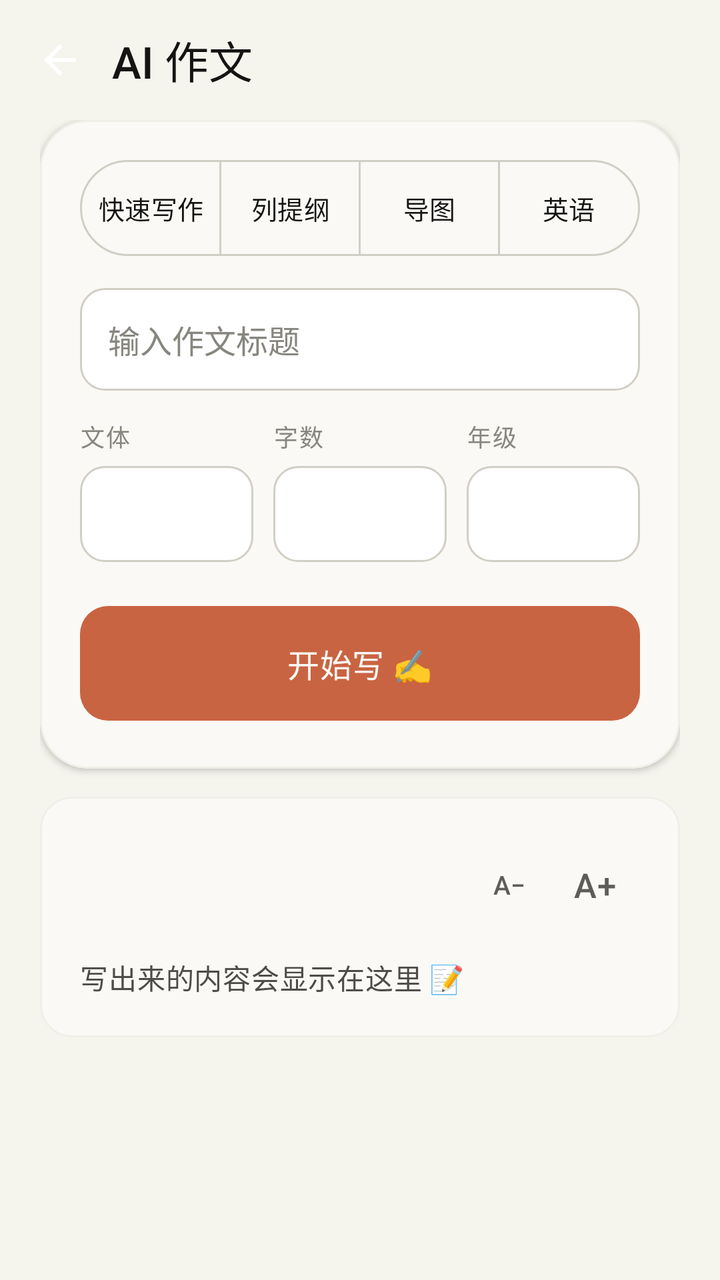
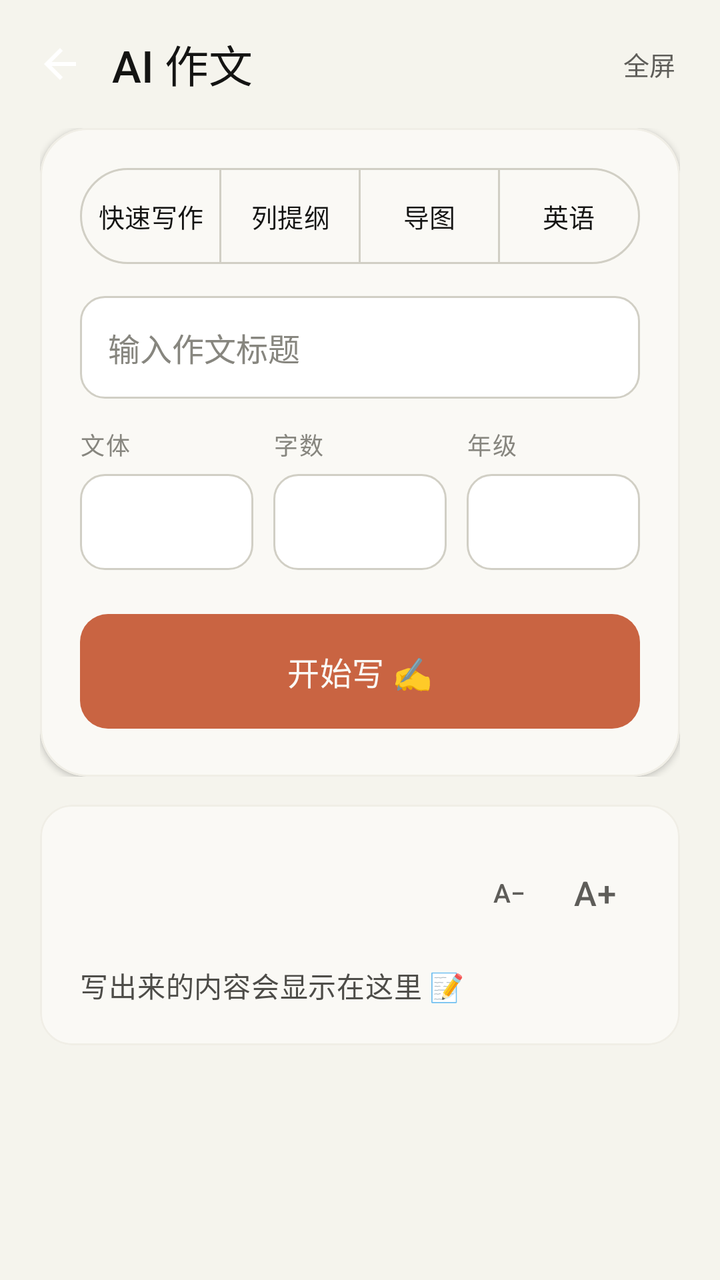

An Android layout rendered at two revisions. The XML below is the earlier revision; the diff shows what the commit changed to produce the second picture.
<!-- AndroidManifest.xml: application theme Theme.FlashSearch -->
<!-- res/layout/activity_essay.xml -->
<?xml version="1.0" encoding="utf-8"?>
<LinearLayout xmlns:android="http://schemas.android.com/apk/res/android"
    xmlns:app="http://schemas.android.com/apk/res-auto"
    android:id="@+id/root"
    android:layout_width="match_parent"
    android:layout_height="match_parent"
    android:background="?android:attr/colorBackground"
    android:orientation="vertical">

    
    <LinearLayout
        android:layout_width="match_parent"
        android:layout_height="wrap_content"
        android:gravity="center_vertical"
        android:orientation="horizontal"
        android:paddingStart="8dp"
        android:paddingTop="8dp"
        android:paddingEnd="12dp"
        android:paddingBottom="8dp">

        <ImageButton
            android:id="@+id/backButton"
            android:layout_width="44dp"
            android:layout_height="44dp"
            android:background="?attr/selectableItemBackgroundBorderless"
            android:contentDescription="@string/action_close"
            android:padding="10dp"
            android:src="@drawable/ic_arrow_back" />

        <TextView
            android:layout_width="0dp"
            android:layout_height="wrap_content"
            android:layout_marginStart="4dp"
            android:layout_weight="1"
            android:text="@string/essay_title"
            android:textAppearance="@style/TextAppearance.FlashSearch.Serif.Title" />

        <com.google.android.material.button.MaterialButton
            android:id="@+id/copyButton"
            style="@style/Widget.FlashSearch.TextButton"
            android:layout_width="wrap_content"
            android:layout_height="wrap_content"
            android:text="@string/essay_action_copy"
            android:visibility="gone" />
    </LinearLayout>

    <androidx.core.widget.NestedScrollView
        android:layout_width="match_parent"
        android:layout_height="0dp"
        android:layout_weight="1"
        android:fillViewport="true">

        <LinearLayout
            android:layout_width="match_parent"
            android:layout_height="wrap_content"
            android:orientation="vertical"
            android:paddingStart="20dp"
            android:paddingEnd="20dp"
            android:paddingBottom="24dp">

            
            <com.google.android.material.card.MaterialCardView
                style="@style/Widget.FlashSearch.Card.Hero"
                android:layout_width="match_parent"
                android:layout_height="wrap_content">

                <LinearLayout
                    android:layout_width="match_parent"
                    android:layout_height="wrap_content"
                    android:orientation="vertical"
                    android:padding="20dp">

                    <com.google.android.material.button.MaterialButtonToggleGroup
                        android:id="@+id/modeGroup"
                        android:layout_width="match_parent"
                        android:layout_height="wrap_content"
                        app:selectionRequired="true"
                        app:singleSelection="true">

                        <com.google.android.material.button.MaterialButton
                            android:id="@+id/modeQuick"
                            style="@style/Widget.Material3.Button.OutlinedButton"
                            android:layout_width="0dp"
                            android:layout_height="wrap_content"
                            android:layout_weight="1"
                            android:insetTop="0dp"
                            android:insetBottom="0dp"
                            android:minWidth="0dp"
                            android:paddingStart="4dp"
                            android:paddingEnd="4dp"
                            android:text="@string/essay_mode_quick"
                            android:textSize="13sp" />

                        <com.google.android.material.button.MaterialButton
                            android:id="@+id/modeThinking"
                            style="@style/Widget.Material3.Button.OutlinedButton"
                            android:layout_width="0dp"
                            android:layout_height="wrap_content"
                            android:layout_weight="1"
                            android:insetTop="0dp"
                            android:insetBottom="0dp"
                            android:minWidth="0dp"
                            android:paddingStart="4dp"
                            android:paddingEnd="4dp"
                            android:text="@string/essay_mode_thinking"
                            android:textSize="13sp" />

                        <com.google.android.material.button.MaterialButton
                            android:id="@+id/modeMap"
                            style="@style/Widget.Material3.Button.OutlinedButton"
                            android:layout_width="0dp"
                            android:layout_height="wrap_content"
                            android:layout_weight="1"
                            android:insetTop="0dp"
                            android:insetBottom="0dp"
                            android:minWidth="0dp"
                            android:paddingStart="4dp"
                            android:paddingEnd="4dp"
                            android:text="@string/essay_mode_map"
                            android:textSize="13sp" />

                        <com.google.android.material.button.MaterialButton
                            android:id="@+id/modeEnglish"
                            style="@style/Widget.Material3.Button.OutlinedButton"
                            android:layout_width="0dp"
                            android:layout_height="wrap_content"
                            android:layout_weight="1"
                            android:insetTop="0dp"
                            android:insetBottom="0dp"
                            android:minWidth="0dp"
                            android:paddingStart="4dp"
                            android:paddingEnd="4dp"
                            android:text="@string/essay_mode_english"
                            android:textSize="13sp" />
                    </com.google.android.material.button.MaterialButtonToggleGroup>

                    <EditText
                        android:id="@+id/titleInput"
                        android:layout_width="match_parent"
                        android:layout_height="wrap_content"
                        android:layout_marginTop="16dp"
                        android:background="@drawable/bg_input"
                        android:hint="@string/essay_hint_title"
                        android:imeOptions="actionDone"
                        android:inputType="text"
                        android:maxLines="1"
                        android:paddingStart="14dp"
                        android:paddingTop="14dp"
                        android:paddingEnd="14dp"
                        android:paddingBottom="14dp"
                        android:textColor="@color/near_black"
                        android:textColorHint="@color/stone_gray"
                        android:textSize="16sp"
                        android:importantForAutofill="no" />

                    <TextView
                        android:id="@+id/queryTypeLabel"
                        android:layout_width="match_parent"
                        android:layout_height="wrap_content"
                        android:layout_marginTop="10dp"
                        android:textAppearance="@style/TextAppearance.FlashSearch.Label"
                        android:visibility="gone" />

                    <LinearLayout
                        android:layout_width="match_parent"
                        android:layout_height="wrap_content"
                        android:layout_marginTop="14dp"
                        android:orientation="horizontal">

                        <LinearLayout
                            android:layout_width="0dp"
                            android:layout_height="wrap_content"
                            android:layout_weight="1"
                            android:orientation="vertical">

                            <TextView
                                android:layout_width="wrap_content"
                                android:layout_height="wrap_content"
                                android:text="@string/essay_label_genre"
                                android:textAppearance="@style/TextAppearance.FlashSearch.Label" />

                            <Spinner
                                android:id="@+id/genreSpinner"
                                android:layout_width="match_parent"
                                android:layout_height="wrap_content"
                                android:layout_marginTop="6dp"
                                android:background="@drawable/bg_input"
                                android:minHeight="48dp" />
                        </LinearLayout>

                        <LinearLayout
                            android:layout_width="0dp"
                            android:layout_height="wrap_content"
                            android:layout_marginStart="10dp"
                            android:layout_weight="1"
                            android:orientation="vertical">

                            <TextView
                                android:layout_width="wrap_content"
                                android:layout_height="wrap_content"
                                android:text="@string/essay_label_word_count"
                                android:textAppearance="@style/TextAppearance.FlashSearch.Label" />

                            <Spinner
                                android:id="@+id/wordCountSpinner"
                                android:layout_width="match_parent"
                                android:layout_height="wrap_content"
                                android:layout_marginTop="6dp"
                                android:background="@drawable/bg_input"
                                android:minHeight="48dp" />
                        </LinearLayout>

                        <LinearLayout
                            android:layout_width="0dp"
                            android:layout_height="wrap_content"
                            android:layout_marginStart="10dp"
                            android:layout_weight="1"
                            android:orientation="vertical">

                            <TextView
                                android:layout_width="wrap_content"
                                android:layout_height="wrap_content"
                                android:text="@string/essay_label_grade"
                                android:textAppearance="@style/TextAppearance.FlashSearch.Label" />

                            <Spinner
                                android:id="@+id/gradeSpinner"
                                android:layout_width="match_parent"
                                android:layout_height="wrap_content"
                                android:layout_marginTop="6dp"
                                android:background="@drawable/bg_input"
                                android:minHeight="48dp" />
                        </LinearLayout>
                    </LinearLayout>

                    <com.google.android.material.button.MaterialButton
                        android:id="@+id/generateButton"
                        style="@style/Widget.FlashSearch.PrimaryButton"
                        android:layout_width="match_parent"
                        android:layout_height="wrap_content"
                        android:layout_marginTop="18dp"
                        android:text="@string/essay_action_generate" />
                </LinearLayout>
            </com.google.android.material.card.MaterialCardView>

            
            <com.google.android.material.card.MaterialCardView
                android:id="@+id/outlineCard"
                style="@style/Widget.FlashSearch.Card"
                android:layout_width="match_parent"
                android:layout_height="wrap_content"
                android:layout_marginTop="14dp"
                android:visibility="gone">

                <LinearLayout
                    android:layout_width="match_parent"
                    android:layout_height="wrap_content"
                    android:orientation="vertical"
                    android:padding="20dp">

                    <TextView
                        android:layout_width="wrap_content"
                        android:layout_height="wrap_content"
                        android:text="@string/essay_outline_title"
                        android:textAppearance="@style/TextAppearance.FlashSearch.Serif.Section" />

                    <TextView
                        android:id="@+id/outlineText"
                        android:layout_width="match_parent"
                        android:layout_height="wrap_content"
                        android:layout_marginTop="10dp"
                        android:textAppearance="@style/TextAppearance.FlashSearch.Body"
                        android:textColor="@color/charcoal_warm" />

                    <com.google.android.material.button.MaterialButton
                        android:id="@+id/writeFromOutlineButton"
                        style="@style/Widget.FlashSearch.SecondaryButton"
                        android:layout_width="match_parent"
                        android:layout_height="wrap_content"
                        android:layout_marginTop="14dp"
                        android:text="@string/essay_action_write_from_outline" />
                </LinearLayout>
            </com.google.android.material.card.MaterialCardView>

            
            <com.google.android.material.card.MaterialCardView
                style="@style/Widget.FlashSearch.Card"
                android:layout_width="match_parent"
                android:layout_height="wrap_content"
                android:layout_marginTop="14dp">

                <LinearLayout
                    android:layout_width="match_parent"
                    android:layout_height="wrap_content"
                    android:orientation="vertical"
                    android:padding="20dp">

                    <LinearLayout
                        android:layout_width="match_parent"
                        android:layout_height="wrap_content"
                        android:gravity="center_vertical"
                        android:orientation="horizontal">

                        <ProgressBar
                            android:id="@+id/progress"
                            style="?android:attr/progressBarStyleSmall"
                            android:layout_width="16dp"
                            android:layout_height="16dp"
                            android:layout_marginEnd="8dp"
                            android:indeterminateTint="@color/terracotta"
                            android:visibility="gone" />

                        <TextView
                            android:id="@+id/statusLabel"
                            android:layout_width="0dp"
                            android:layout_height="wrap_content"
                            android:layout_weight="1"
                            android:textAppearance="@style/TextAppearance.FlashSearch.Label" />

                        <com.google.android.material.button.MaterialButton
                            android:id="@+id/fontSmallerButton"
                            style="@style/Widget.FlashSearch.TextButton"
                            android:layout_width="wrap_content"
                            android:layout_height="wrap_content"
                            android:contentDescription="@string/essay_font_smaller"
                            android:insetTop="0dp"
                            android:insetBottom="0dp"
                            android:minWidth="0dp"
                            android:paddingStart="12dp"
                            android:paddingEnd="12dp"
                            android:text="@string/essay_font_smaller"
                            android:textSize="13sp" />

                        <com.google.android.material.button.MaterialButton
                            android:id="@+id/fontLargerButton"
                            style="@style/Widget.FlashSearch.TextButton"
                            android:layout_width="wrap_content"
                            android:layout_height="wrap_content"
                            android:contentDescription="@string/essay_font_larger"
                            android:insetTop="0dp"
                            android:insetBottom="0dp"
                            android:minWidth="0dp"
                            android:paddingStart="12dp"
                            android:paddingEnd="12dp"
                            android:text="@string/essay_font_larger"
                            android:textSize="17sp" />
                    </LinearLayout>

                    <TextView
                        android:id="@+id/resultTitle"
                        android:layout_width="match_parent"
                        android:layout_height="wrap_content"
                        android:layout_marginTop="14dp"
                        android:textAppearance="@style/TextAppearance.FlashSearch.Serif.Title"
                        android:visibility="gone" />

                    <TextView
                        android:id="@+id/resultText"
                        android:layout_width="match_parent"
                        android:layout_height="wrap_content"
                        android:layout_marginTop="12dp"
                        android:lineSpacingMultiplier="1.7"
                        android:text="@string/essay_empty_result"
                        android:textAppearance="@style/TextAppearance.FlashSearch.Body"
                        android:textColor="@color/charcoal_warm"
                        android:textIsSelectable="true" />
                </LinearLayout>
            </com.google.android.material.card.MaterialCardView>
        </LinearLayout>
    </androidx.core.widget.NestedScrollView>
</LinearLayout>
<!-- resources referenced by this layout -->
<resources>
  <color name="charcoal_warm">#4D4C48</color>
  <color name="near_black">#141413</color>
  <color name="stone_gray">#87867F</color>
  <color name="terracotta">#C96442</color>
  <!-- drawable bg_input (drawable) -->
  <?xml version="1.0" encoding="utf-8"?>
  <shape xmlns:android="http://schemas.android.com/apk/res/android"
      android:shape="rectangle">
      <solid android:color="@color/pure_white" />
      <corners android:radius="12dp" />
      <stroke
          android:width="1dp"
          android:color="@color/ring_warm" />
  </shape>
  <!-- drawable ic_arrow_back (drawable) -->
  <vector xmlns:android="http://schemas.android.com/apk/res/android"
      android:width="24dp"
      android:height="24dp"
      android:viewportWidth="24"
      android:viewportHeight="24"
      android:autoMirrored="true">
      <path
          android:fillColor="#FFFFFFFF"
          android:pathData="M20,11H7.83l5.59,-5.59L12,4l-8,8 8,8 1.41,-1.41L7.83,13H20v-2z" />
  </vector>
  <string name="action_close">关闭</string>
  <string name="essay_action_copy">复制全文</string>
  <string name="essay_action_generate">开始写 ✍️</string>
  <string name="essay_action_write_from_outline">按这个提纲写 ✍️</string>
  <string name="essay_empty_result">写出来的内容会显示在这里 📝</string>
  <string name="essay_font_larger">A+</string>
  <string name="essay_font_smaller">A−</string>
  <string name="essay_hint_title">输入作文标题</string>
  <string name="essay_label_genre">文体</string>
  <string name="essay_label_grade">年级</string>
  <string name="essay_label_word_count">字数</string>
  <string name="essay_mode_english">英语</string>
  <string name="essay_mode_map">导图</string>
  <string name="essay_mode_quick">快速写作</string>
  <string name="essay_mode_thinking">列提纲</string>
  <string name="essay_outline_title">写作提纲</string>
  <string name="essay_title">AI 作文</string>
  <style name="TextAppearance.FlashSearch.Body" parent="TextAppearance.Material3.BodyMedium">
          <item name="android:lineSpacingMultiplier">1.5</item>
          <item name="android:textColor">@color/olive_gray</item>
      </style>
  <style name="TextAppearance.FlashSearch.Label" parent="TextAppearance.Material3.LabelMedium">
          <item name="android:letterSpacing">0.06</item>
          <item name="android:textColor">@color/stone_gray</item>
      </style>
  <style name="TextAppearance.FlashSearch.Serif.Title" parent="TextAppearance.Material3.TitleLarge">
          <item name="android:fontFamily">serif</item>
          <item name="android:textStyle">normal</item>
          <item name="android:textColor">@color/near_black</item>
          <item name="android:letterSpacing">0</item>
          <item name="android:textFontWeight" tools:targetApi="28">500</item>
      </style>
  <style name="Widget.FlashSearch.Card" parent="Widget.Material3.CardView.Elevated">
          <item name="cardBackgroundColor">@color/ivory</item>
          <item name="cardCornerRadius">16dp</item>
          <item name="cardElevation">0dp</item>
          <item name="strokeColor">@color/border_cream</item>
          <item name="strokeWidth">1dp</item>
      </style>
  <style name="Widget.FlashSearch.Card.Hero" parent="Widget.FlashSearch.Card">
          <item name="cardCornerRadius">24dp</item>
          <item name="cardElevation">2dp</item>
      </style>
  <style name="Widget.FlashSearch.TextButton" parent="Widget.Material3.Button.TextButton">
          <item name="android:textColor">@color/olive_gray</item>
          <item name="rippleColor">@color/warm_sand</item>
          <item name="elevation">0dp</item>
      </style>
  <color name="pure_white">#FFFFFF</color>
  <color name="ring_warm">#D1CFC5</color>
  <color name="olive_gray">#5E5D59</color>
  <color name="ivory">#FAF9F5</color>
  <color name="border_cream">#F0EEE6</color>
  <color name="warm_sand">#E8E6DC</color>
  <color name="coral">#D97757</color>
  <color name="error_crimson">#B53333</color>
  <color name="parchment">#F5F4ED</color>
  <!-- unchanged entries left out for length: 4 -->
</resources>

<!-- the commit's change to res/layout/activity_essay.xml (unified diff, before → after) -->
@@ -36,6 +36,17 @@
             android:textAppearance="@style/TextAppearance.FlashSearch.Serif.Title" />
 
         <com.google.android.material.button.MaterialButton
+            android:id="@+id/fullscreenButton"
+            style="@style/Widget.FlashSearch.TextButton"
+            android:layout_width="wrap_content"
+            android:layout_height="wrap_content"
+            android:minWidth="0dp"
+            android:paddingStart="10dp"
+            android:paddingEnd="10dp"
+            android:text="@string/essay_fullscreen"
+            android:textSize="13sp" />
+
+        <com.google.android.material.button.MaterialButton
             android:id="@+id/copyButton"
             style="@style/Widget.FlashSearch.TextButton"
             android:layout_width="wrap_content"
@@ -59,6 +70,12 @@
             android:paddingBottom="24dp">
 
             
+            <LinearLayout
+                android:id="@+id/configArea"
+                android:layout_width="match_parent"
+                android:layout_height="wrap_content"
+                android:orientation="vertical">
+
             <com.google.android.material.card.MaterialCardView
                 style="@style/Widget.FlashSearch.Card.Hero"
                 android:layout_width="match_parent"
@@ -242,6 +259,7 @@
                         android:text="@string/essay_action_generate" />
                 </LinearLayout>
             </com.google.android.material.card.MaterialCardView>
+            </LinearLayout>
 
             
             <com.google.android.material.card.MaterialCardView
<!-- resource entries referenced after the edit -->
@@ -32,6 +32,7 @@
   <string name="essay_empty_result">写出来的内容会显示在这里 📝</string>
   <string name="essay_font_larger">A+</string>
   <string name="essay_font_smaller">A−</string>
+  <string name="essay_fullscreen">全屏</string>
   <string name="essay_hint_title">输入作文标题</string>
   <string name="essay_label_genre">文体</string>
   <string name="essay_label_grade">年级</string>
